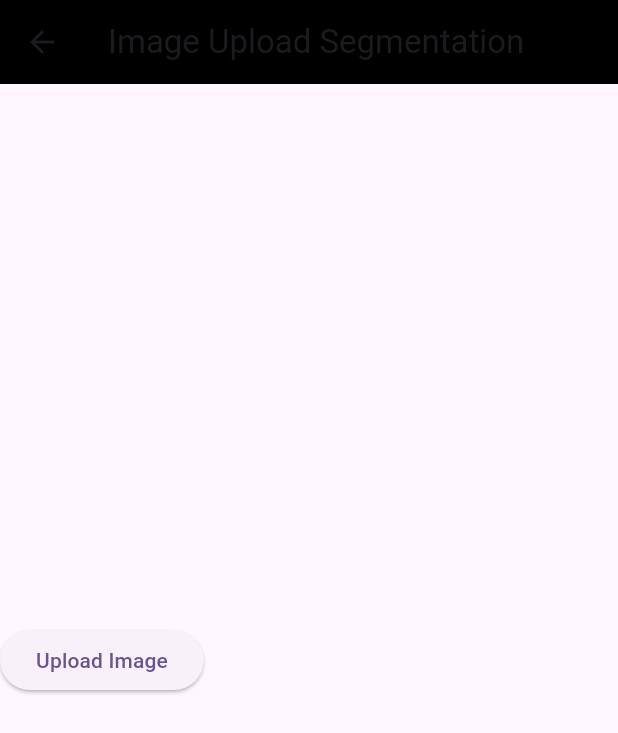
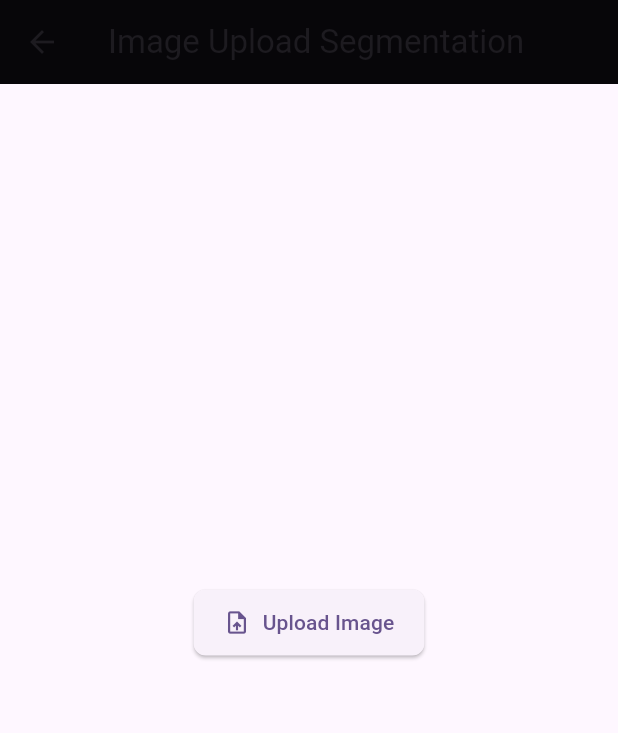
Before and after one commit to Mhidayah19/ICT3217_ImageSegmentation, a Flutter app: the screen it shows after launch, after a tap on "Image Upload", on a phone screen of 412 x 824 dp. Shown: the top 733 px of the screen. Run offline on Flutter 3.47's test engine with Material 3 defaults, Android fonts, the light colour scheme and no system bars; our stand-ins replace camera, image_gallery_saver, image_picker, permission_handler; missing offline and left inert: tflite_flutter; statements that could not run were skipped.

Commit message:
image upload screen ui fixes

```diff
--- a/lib/presentation/image_upload_screen.dart
+++ b/lib/presentation/image_upload_screen.dart
@@ -193,21 +193,43 @@ class _ImageUploadSegmentationState extends State<ImageUploadSegmentation>
   Widget build(BuildContext context) {
     print("Building UI...");
     return Scaffold(
-      appBar: AppBar(title: Text("Image Upload Segmentation"), backgroundColor: Colors.black),
-      body: Column(
+      appBar: AppBar(
+        title: Text("Image Upload Segmentation"),
+        backgroundColor: Colors.black,
+        elevation: 2,
+      ),
+      body: Center(
+        child: SingleChildScrollView(
+          child: Padding(
+            padding: const EdgeInsets.all(16.0),
+            child: Column(
+              mainAxisAlignment: MainAxisAlignment.center,
+              crossAxisAlignment: CrossAxisAlignment.center,
+              children: [
+                // Conditionally render the button based on _isProcessing
+                if (!_isProcessing)
+                  ElevatedButton.icon(
+                    onPressed: _pickImage,
+                    icon: Icon(Icons.upload_file),
+                    label: Text('Upload Image'),
+                    style: ElevatedButton.styleFrom(
+                      padding: EdgeInsets.symmetric(horizontal: 20, vertical: 12),
+                      shape: RoundedRectangleBorder(borderRadius: BorderRadius.circular(8)),
+                    ),
+                  ),
+                SizedBox(height: 30),
+                if (_isProcessing)
+                  Column(
                     mainAxisAlignment: MainAxisAlignment.center,
                     children: [
-          ElevatedButton(
-            onPressed: _pickImage,
-            child: Text('Upload Image'),
+                      CircularProgressIndicator(),
+                      SizedBox(height: 10), // Space between the loading indicator and text
+                      Text("Loading...", style: TextStyle(fontSize: 16)),
+                    ],
                   ),
-
-          if (_isProcessing)
-            Center(child: CircularProgressIndicator()),
-
-          // Display overlay using a Stack widget
-          if (_selectedImage != null && _segmentedImageBytes != null && !_isProcessing) ...[
-            SizedBox(height: 20),
+                if (_selectedImage != null && _segmentedImageBytes != null && !_isProcessing)
+                  Column(
+                    children: [
                       Stack(
                         alignment: Alignment.center,
                         children: [
@@ -217,9 +239,8 @@ class _ImageUploadSegmentationState extends State<ImageUploadSegmentation>
                             height: 300,
                             fit: BoxFit.cover,
                           ),
-                Positioned.fill(
-                  child: Opacity(
-                    opacity: 0.75,
+                          Opacity(
+                            opacity: 0.5,
                             child: Image.memory(
                               _segmentedImageBytes!,
                               width: 300,
@@ -227,38 +248,35 @@ class _ImageUploadSegmentationState extends State<ImageUploadSegmentation>
                               fit: BoxFit.cover,
                             ),
                           ),
-                ),
                         ],
                       ),
-            SizedBox(height: 10),
-            Text("Segmented Image"),
+                      SizedBox(height: 20),
+                      Text("Segmented Image", style: TextStyle(fontSize: 16, fontWeight: FontWeight.bold)),
                     ],
-
+                  ),
+                SizedBox(height: 20),
                 if (_labelsIndex != null && !_isProcessing)
-            Align(
-              alignment: Alignment.bottomCenter,
-              child: ListView.builder(
-                shrinkWrap: true,
-                itemCount: _labelsIndex!.length,
-                itemBuilder: (context, index) {
-                  print("Displaying label: ${_labelsIndex![index]}");
-                  return Container(
-                    margin: const EdgeInsets.all(8),
-                    padding: const EdgeInsets.all(8),
-                    decoration: BoxDecoration(
-                      color: Color(ImageSegmentationHelper.labelColors[_labelsIndex![index]]).withOpacity(0.5),
-                      borderRadius: BorderRadius.circular(8),
+                  SingleChildScrollView(
+                    scrollDirection: Axis.horizontal,
+                    child: Wrap(
+                      spacing: 8.0, // Space between the labels
+                      runSpacing: 4.0, // Space between lines of labels
+                      children: _labelsIndex!.map((label) {
+                        return Chip(
+                          label: Text(
+                            _imageSegmentationHelper.getLabelsName(label),
+                            style: TextStyle(fontSize: 14),
                           ),
-                    child: Text(
-                      _imageSegmentationHelper.getLabelsName(_labelsIndex![index]),
-                      style: const TextStyle(fontSize: 12),
-                    ),
+                          backgroundColor: Color(ImageSegmentationHelper.labelColors[label]).withOpacity(0.5),
                         );
-                },
+                      }).toList(),
                     ),
                   ),
               ],
             ),
+          ),
+        ),
+      ),
     );
   }
 }
```
Lines whose indentation alone changed are shown as unchanged.
